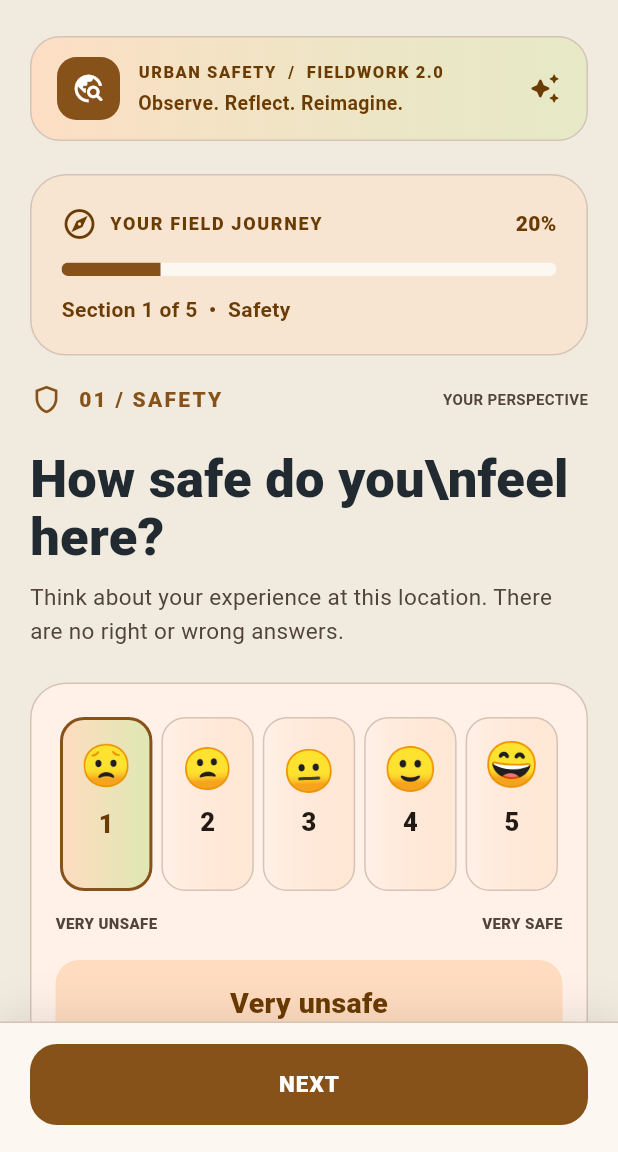
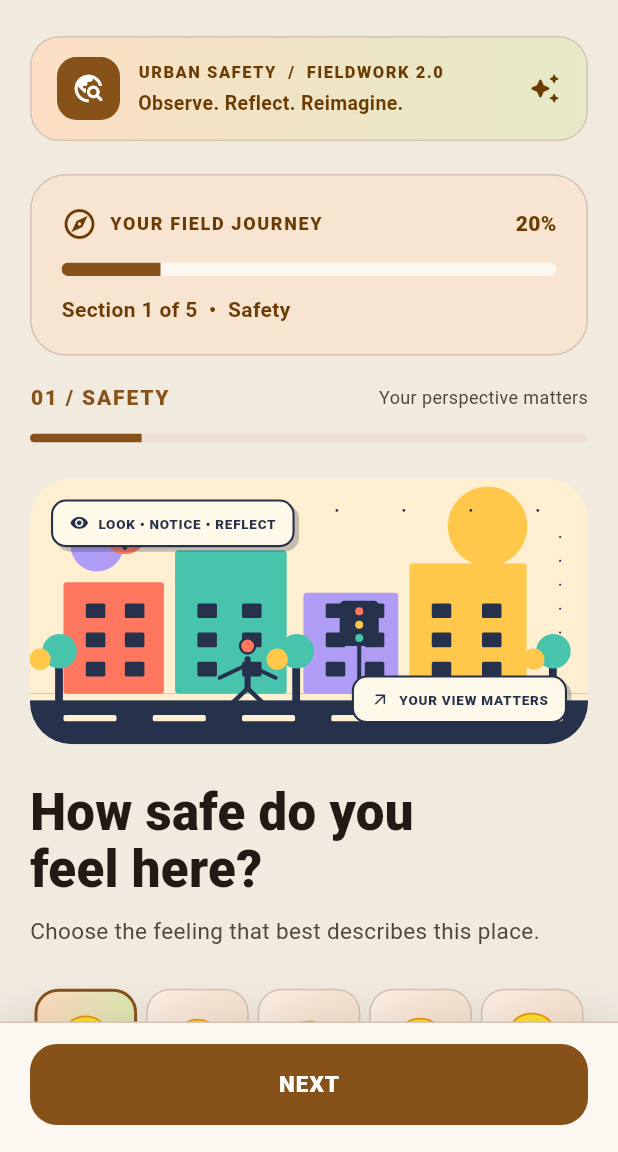
Before and after one commit to literallyshiva/coding-urban-safety, a Flutter app: the SafetyAssessmentPage screen opened directly with empty values, after a tap on an icon or button, on a phone screen of 412 x 824 dp, the part 84-1236 px from its top. Run offline on Flutter 3.47's test engine with Material 3 defaults, Android fonts, the phone set to English and light mode, and no system bars; our stand-ins replace cloud_firestore, firebase_auth, firebase_core, geolocator, google_maps_flutter, shared_preferences; missing offline and left inert: dart:html, dart:js_util; accounts and stored records are empty.

Commit message:
Add files via upload

```diff
--- a/lib/pages/home_page.dart
+++ b/lib/pages/home_page.dart
@@ -4,6 +4,7 @@ import '../state/assessment_state.dart';
 import '../services/app_preferences.dart';
 import '../widgets/research_scaffold.dart';
 import '../widgets/animated_research_emoji.dart';
+import '../widgets/editorial_city_artwork.dart';
 import 'study_area_page.dart';
 import 'safety_assessment_page.dart';
 import 'research_dashboard_page.dart';
@@ -63,12 +64,12 @@ class HomePage extends StatelessWidget {
               ],
             ),
             const SizedBox(height: 25),
-            Text('01  /  INTRODUCTION',
+            Text('WELCOME  /  YOUR CITY, YOUR STORY',
               style: TextStyle(fontSize: 11, letterSpacing: 2,
                 fontWeight: FontWeight.w700, color: colors.primary)),
             const SizedBox(height: 13),
             Text(AppPreferences.instance.tr('How do we\nexperience\nour cities?', 'നമ്മുടെ നഗരങ്ങളെ\nനാം എങ്ങനെ\nഅനുഭവിക്കുന്നു?'),
-              style: TextStyle(fontSize: 43, height: 1.16,
+              style: TextStyle(fontSize: 46, height: 1.08,
                 fontWeight: FontWeight.w600, letterSpacing: -0.7, color: textColor)),
             const SizedBox(height: 20),
             Container(height: 2, width: 65, color: Theme.of(context).colorScheme.primary),
@@ -76,7 +77,9 @@ class HomePage extends StatelessWidget {
             Text(AppPreferences.instance.tr('A study of safety, movement and playful exploration in public spaces.', 'പൊതു ഇടങ്ങളിലെ സുരക്ഷ, സഞ്ചാരം, വിനോദാനുഭവങ്ങൾ എന്നിവയെക്കുറിച്ചുള്ള പഠനം.'),
               style: TextStyle(fontSize: 17, height: 1.55, color: textColor)),
             const SizedBox(height: 27),
-            const _AnimatedCityHero(),
+            const EditorialCityArtwork(),
+            const SizedBox(height: 14),
+            const _EditorialNote(),
             const SizedBox(height: 22),
             const _ExploreResearchCard(),
             const SizedBox(height: 22),
@@ -459,3 +462,24 @@ class _ExploreResearchCardState extends State<_ExploreResearchCard> {
     );
   }
 }
+
+class _EditorialNote extends StatelessWidget {
+  const _EditorialNote();
+  @override
+  Widget build(BuildContext context) {
+    return Container(
+      padding: const EdgeInsets.symmetric(horizontal: 17, vertical: 16),
+      decoration: BoxDecoration(
+        color: const Color(0xFF26314B),
+        borderRadius: BorderRadius.circular(20)),
+      child: Row(children: [
+        const Icon(Icons.auto_awesome_rounded, color: Color(0xFFFFC84B), size: 28),
+        const SizedBox(width: 13),
+        Expanded(child: Text('A field guide to the spaces we share.',
+          style: const TextStyle(color: Colors.white, fontSize: 16,
+            height: 1.25, fontWeight: FontWeight.w800))),
+        const Icon(Icons.north_east_rounded, color: Color(0xFFFFC84B)),
+      ]),
+    );
+  }
+}
--- a/lib/pages/safety_assessment_page.dart
+++ b/lib/pages/safety_assessment_page.dart
@@ -1,4 +1,5 @@
 import '../widgets/research_progress.dart';
+import '../widgets/editorial_city_artwork.dart';
 
 import 'package:flutter/material.dart';
 
@@ -101,110 +102,200 @@ class _SafetyAssessmentPageState extends State<SafetyAssessmentPage> {
             children: [
               const ResearchProgress(stage: 0),
               const SizedBox(height: 18),
-              Row(children: [
-                Icon(Icons.shield_outlined,
-                  color: Theme.of(context).colorScheme.primary, size: 22),
-                const SizedBox(width: 10),
-                Text('01 / SAFETY',
-                  style: TextStyle(color: Theme.of(context).colorScheme.primary,
-                    fontWeight: FontWeight.w900, letterSpacing: 1.5)),
-                const Spacer(),
-                Text('YOUR PERSPECTIVE',
-                  style: TextStyle(color: Theme.of(context).colorScheme.onSurfaceVariant,
-                    fontSize: 10, fontWeight: FontWeight.w700)),
-              ]),
-              const SizedBox(height: 22),
-              Text('How safe do you\\nfeel here?',
-                style: Theme.of(context).textTheme.headlineMedium?.copyWith(
-                  fontSize: 35, height: 1.12, fontWeight: FontWeight.w900)),
-              const SizedBox(height: 10),
-              Text('Think about your experience at this location. There are no right or wrong answers.',
-                style: TextStyle(fontSize: 15, height: 1.5,
-                  color: Theme.of(context).colorScheme.onSurfaceVariant)),
+              Row(
+                mainAxisAlignment:
+                    MainAxisAlignment.spaceBetween,
+                children: [
+                  Text(
+                    '01 / SAFETY',
+                    style: TextStyle(
+                      color: Theme.of(context).colorScheme.primary,
+                      fontWeight: FontWeight.w900,
+                      letterSpacing: 1.2,
+                    ),
+                  ),
+                  Text(
+                    'Your perspective matters',
+                    style: TextStyle(
+                      color: Theme.of(context).colorScheme.onSurfaceVariant,
+                      fontSize: 12,
+                    ),
+                  ),
+                ],
+              ),
+
+              const SizedBox(height: 14),
+
+              ClipRRect(
+                borderRadius: BorderRadius.circular(10),
+                child: LinearProgressIndicator(
+                  value: 0.2,
+                  minHeight: 6,
+                  backgroundColor: Theme.of(context).colorScheme.surfaceContainerHighest,
+                  valueColor:
+                      AlwaysStoppedAnimation<Color>(Theme.of(context).colorScheme.primary),
+                ),
+              ),
+
+              const SizedBox(height: 24),
+              const EditorialCityArtwork(safety: true),
+              const SizedBox(height: 26),
+
+              Text(
+                'How safe do you\nfeel here?',
+                style: Theme.of(context)
+                    .textTheme
+                    .headlineMedium
+                    ?.copyWith(
+                      color: Theme.of(context).colorScheme.onSurface,
+                      fontWeight: FontWeight.w900,
+                      fontSize: 34,
+                      height: 1.12,
+                    ),
+              ),
+
+              const SizedBox(height: 12),
+
+              Text(
+                'Choose the feeling that best describes '
+                'this place.',
+                style: TextStyle(
+                  color: Theme.of(context).colorScheme.onSurfaceVariant,
+                  fontSize: 15,
+                  height: 1.5,
+                ),
+              ),
+
+              const SizedBox(height: 26),
+
+              Row(
+                children: [
+                  for (int i = 1; i <= 5; i++)
+                    _ratingOption(state, i),
+                ],
+              ),
+
+              const SizedBox(height: 12),
+
+              Row(
+                mainAxisAlignment:
+                    MainAxisAlignment.spaceBetween,
+                children: [
+                  Text(
+                    'Very Unsafe',
+                    style: TextStyle(
+                      color: Theme.of(context).colorScheme.onSurfaceVariant,
+                      fontSize: 12,
+                    ),
+                  ),
+                  Text(
+                    'Very Safe',
+                    style: TextStyle(
+                      color: Theme.of(context).colorScheme.onSurfaceVariant,
+                      fontSize: 12,
+                    ),
+                  ),
+                ],
+              ),
+
+              if (rating != null) ...[
                 const SizedBox(height: 22),
                 Container(
-                padding: const EdgeInsets.fromLTRB(16, 22, 16, 18),
-                decoration: BoxDecoration(
-                  color: Theme.of(context).colorScheme.surfaceContainerLow,
-                  borderRadius: BorderRadius.circular(24),
-                  border: Border.all(color: Theme.of(context).colorScheme.outlineVariant),
-                ),
-                child: Column(children: [
-                  Row(children: [
-                    for (int i = 1; i <= 5; i++) _ratingOption(state, i),
-                  ]),
-                  const SizedBox(height: 14),
-                  Row(mainAxisAlignment: MainAxisAlignment.spaceBetween, children: [
-                    Text('VERY UNSAFE', style: TextStyle(fontSize: 10, fontWeight: FontWeight.w800,
-                      color: Theme.of(context).colorScheme.onSurfaceVariant)),
-                    Text('VERY SAFE', style: TextStyle(fontSize: 10, fontWeight: FontWeight.w800,
-                      color: Theme.of(context).colorScheme.onSurfaceVariant)),
-                  ]),
-                  if (rating != null) ...[
-                    const SizedBox(height: 18),
-                    AnimatedContainer(
-                      duration: const Duration(milliseconds: 250),
                   width: double.infinity,
-                      padding: const EdgeInsets.symmetric(vertical: 15, horizontal: 12),
+                  padding: const EdgeInsets.all(16),
                   decoration: BoxDecoration(
                     color: Theme.of(context).colorScheme.primaryContainer,
-                        borderRadius: BorderRadius.circular(16)),
-                      child: Column(children: [
-                        Text(ratingLabels[rating - 1],
-                          style: TextStyle(fontWeight: FontWeight.w900, fontSize: 19,
-                            color: Theme.of(context).colorScheme.onPrimaryContainer)),
-                        const SizedBox(height: 3),
-                        Text('Your safety perception',
-                          style: TextStyle(fontSize: 12,
-                            color: Theme.of(context).colorScheme.onPrimaryContainer)),
-                      ]),
+                    borderRadius:
+                        BorderRadius.circular(16),
+                  ),
+                  child: Column(
+                    children: [
+                      Text(
+                        ratingLabels[rating - 1],
+                        style: TextStyle(
+                          color: Theme.of(context).colorScheme.onPrimaryContainer,
+                          fontSize: 18,
+                          fontWeight: FontWeight.w800,
+                        ),
+                      ),
+                      const SizedBox(height: 4),
+                      Text(
+                        'Your selected safety rating',
+                        style: TextStyle(
+                          color: Theme.of(context).colorScheme.onSurfaceVariant,
+                          fontSize: 12,
+                        ),
                       ),
                     ],
-                ]),
                   ),
-              const SizedBox(height: 28),
-              Container(
-                padding: const EdgeInsets.all(20),
-                decoration: BoxDecoration(
-                  color: Theme.of(context).colorScheme.surfaceContainerLow,
-                  borderRadius: BorderRadius.circular(24),
-                  border: Border.all(color: Theme.of(context).colorScheme.outlineVariant),
                 ),
-                child: Column(crossAxisAlignment: CrossAxisAlignment.start, children: [
-                  Row(children: [
-                    Icon(Icons.visibility_outlined, color: Theme.of(context).colorScheme.primary),
-                    const SizedBox(width: 10),
-                    Expanded(child: Text('What conditions affect safety here?',
-                      style: TextStyle(fontSize: 19, height: 1.25,
+              ],
+
+              const SizedBox(height: 34),
+              Container(height: 5, width: 62,
+                decoration: BoxDecoration(color: const Color(0xFFFF775F),
+                  borderRadius: BorderRadius.circular(8))),
+              const SizedBox(height: 26),
+
+              Row(
+                children: [
+                  Icon(
+                    Icons.visibility_outlined,
+                    color: Theme.of(context).colorScheme.primary,
+                    size: 26,
+                  ),
+                  SizedBox(width: 10),
+                  Expanded(
+                    child: Text(
+                      'WHAT MAKES THIS PLACE FEEL UNSAFE?',
+                      style: TextStyle(
+                        color: Theme.of(context).colorScheme.onSurface,
+                        fontSize: 18,
                         fontWeight: FontWeight.w900,
-                        color: Theme.of(context).colorScheme.onSurface))),
-                  ]),
-                  const SizedBox(height: 8),
-                  Text('Select any that you noticed. This question is optional.',
-                    style: TextStyle(fontSize: 13,
-                      color: Theme.of(context).colorScheme.onSurfaceVariant)),
-                  const SizedBox(height: 16),
-                  Text('${state.unsafeConditions.length} SELECTED',
-                    style: TextStyle(fontSize: 11, fontWeight: FontWeight.w800,
-                      color: Theme.of(context).colorScheme.primary)),
-                  const SizedBox(height: 12),
+                        height: 1.3,
+                      ),
+                    ),
+                  ),
+                ],
+              ),
+
+              const SizedBox(height: 10),
+
+              Text(
+                'Select all that apply, or leave blank.',
+                style: TextStyle(
+                  color: Theme.of(context).colorScheme.onSurfaceVariant,
+                  fontSize: 14,
+                ),
+              ),
+
+              const SizedBox(height: 20),
+
+              Text('\u2713 ${state.unsafeConditions.length} of ${unsafeOptions.length} selected', style: TextStyle(color: Theme.of(context).colorScheme.primary, fontSize: 12, fontWeight: FontWeight.w700)),
+            const SizedBox(height: 10),
             LayoutBuilder(builder: (context, constraints) {
-                    final columns = constraints.maxWidth < 390 ? 1 : 2;
+                final columns = constraints.maxWidth < 340 ? 1 : 2;
                 final width = (constraints.maxWidth - (columns - 1) * 12) / columns;
-                    return Wrap(spacing: 12, runSpacing: 12, children: [
+                return Wrap(
+                  spacing: 12,
+                  runSpacing: 12,
+                  children: [
                     for (var i = 0; i < unsafeOptions.length; i++)
-                        SizedBox(width: width, child: AnimatedResearchChoice(
+                      SizedBox(
+                        width: width,
+                        child: AnimatedResearchChoice(
                           label: unsafeOptions[i],
                           emoji: unsafeEmojis[i],
-                          delay: i * .09,
+                          delay: i * .13,
                           selected: state.unsafeConditions.contains(unsafeOptions[i]),
                           onTap: () => state.toggleUnsafeCondition(unsafeOptions[i]),
-                        )),
-                    ]);
+                        ),
+                      ),
+                  ],
+                );
               }),
-                ]),
-              ),
-              const SizedBox(height: 24),
+
+              const SizedBox(height: 30),
             ],
           );
         },
--- /dev/null
+++ b/lib/widgets/editorial_city_artwork.dart
@@ -0,0 +1,156 @@
+import 'dart:math' as math;
+import 'package:flutter/material.dart';
+
+/// Original vector artwork drawn locally by Flutter.
+/// No external assets, fonts, API calls, or new packages.
+class EditorialCityArtwork extends StatelessWidget {
+  const EditorialCityArtwork({super.key, this.safety = false});
+  final bool safety;
+
+  @override
+  Widget build(BuildContext context) {
+    return Semantics(
+      label: safety
+          ? 'Illustrated city crossing with a pedestrian, traffic light and street lamps'
+          : 'Illustrated city neighborhood with colorful buildings, trees, paths and people',
+      child: AspectRatio(
+        aspectRatio: safety ? 2.1 : 1.65,
+        child: ClipRRect(
+          borderRadius: BorderRadius.circular(28),
+          child: CustomPaint(
+            painter: _EditorialCityPainter(safety: safety),
+            child: Stack(children: [
+              Positioned(
+                top: 14, left: 14,
+                child: _Sticker(
+                  text: safety ? 'LOOK • NOTICE • REFLECT' : 'A CITY FULL OF STORIES',
+                  icon: safety ? Icons.visibility_rounded : Icons.location_city_rounded,
+                ),
+              ),
+              Positioned(
+                right: 14, bottom: 14,
+                child: _Sticker(
+                  text: safety ? 'YOUR VIEW MATTERS' : 'EXPLORE YOUR CITY',
+                  icon: Icons.arrow_outward_rounded,
+                ),
+              ),
+            ]),
+          ),
+        ),
+      ),
+    );
+  }
+}
+
+class _Sticker extends StatelessWidget {
+  const _Sticker({required this.text, required this.icon});
+  final String text;
+  final IconData icon;
+  @override
+  Widget build(BuildContext context) => Container(
+    padding: const EdgeInsets.symmetric(horizontal: 11, vertical: 8),
+    decoration: BoxDecoration(
+      color: const Color(0xFFFFF9E9),
+      border: Border.all(color: const Color(0xFF26314B), width: 1.4),
+      borderRadius: BorderRadius.circular(10),
+      boxShadow: const [BoxShadow(color: Color(0x4426314B), offset: Offset(3,3))],
+    ),
+    child: Row(mainAxisSize: MainAxisSize.min, children: [
+      Icon(icon, size: 13, color: const Color(0xFF26314B)),
+      const SizedBox(width: 6),
+      Text(text, style: const TextStyle(color: Color(0xFF26314B),
+        fontWeight: FontWeight.w900, fontSize: 9, letterSpacing: .5)),
+    ]),
+  );
+}
+
+class _EditorialCityPainter extends CustomPainter {
+  const _EditorialCityPainter({required this.safety});
+  final bool safety;
+  static const navy = Color(0xFF26314B);
+  static const cream = Color(0xFFFFEFD1);
+  static const coral = Color(0xFFFF775F);
+  static const teal = Color(0xFF48C4AD);
+  static const yellow = Color(0xFFFFC84B);
+  static const lilac = Color(0xFFAE9CF5);
+
+  @override
+  void paint(Canvas canvas, Size size) {
+    final w=size.width, h=size.height;
+    final s=math.min(w,h);
+    void rect(double x,double y,double ww,double hh,Color color,{double r=0}) {
+      canvas.drawRRect(RRect.fromRectAndRadius(Rect.fromLTWH(x*w,y*h,ww*w,hh*h),
+        Radius.circular(r*s)), Paint()..color=color);
+    }
+    void circ(double x,double y,double radius,Color color) {
+      canvas.drawCircle(Offset(x*w,y*h),radius*s,Paint()..color=color);
+    }
+    void line(double x,double y,double xx,double yy,Color color,double stroke) {
+      canvas.drawLine(Offset(x*w,y*h),Offset(xx*w,yy*h),
+        Paint()..color=color..strokeWidth=stroke*s..strokeCap=StrokeCap.round);
+    }
+    rect(0,0,1,1,cream);
+    circ(.82,.18,.15,yellow);
+    circ(.12,.25,.10,lilac);
+    // Hand-drawn street-grid motifs and dotted walking routes.
+    for (var i=0;i<8;i++) {
+      final x=.07+i*.12;
+      circ(x,.12,.005,navy);
+    }
+    for (var i=0;i<7;i++) {
+      final y=.22+i*.09;
+      circ(.95,y,.004,navy);
+    }
+    // Skyline of deliberately varied, poster-like geometric blocks.
+    rect(.06,.39,.18,.42,coral,r:.012);
+    rect(.26,.27,.20,.54,teal,r:.013);
+    rect(.49,.43,.17,.38,lilac,r:.013);
+    rect(.68,.32,.21,.49,yellow,r:.013);
+    for (final x in [.10,.17,.30,.38,.53,.60,.72,.81]) {
+      for (final y in [.47,.58,.69]) {
+        if ((x>.26 && x<.46 && y<.69) || y>=.47) {
+          rect(x,y,.035,.055,navy,r:.006);
+        }
+      }
+    }
+    // Street, crossing, and winding route.
+    rect(0,.81,1,.19,navy);
+    rect(0,.81,1,.025,cream);
+    for (var i=0;i<6;i++) {
+      rect(.06+i*.16,.89,.095,.024,cream,r:.007);
+    }
+    // Trees and shrubs.
+    for (final x in [.045,.47,.93]) {
+      rect(x,.68,.014,.17,navy,r:.004);
+      circ(x+.008,.65,.065,teal);
+      circ(x-.027,.68,.04,yellow);
+    }
+    // Crossing sign / streetlight with strong recognizable silhouette.
+    line(.59,.48,.59,.84,navy,.015);
+    rect(.555,.46,.07,.17,navy,r:.018);
+    circ(.59,.50,.015,coral);
+    circ(.59,.55,.015,yellow);
+    circ(.59,.60,.015,teal);
+    // A friendly pedestrian made from vector primitives.
+    circ(.39,.63,.033,navy);
+    circ(.39,.63,.024,coral);
+    line(.39,.68,.39,.79,navy,.023);
+    line(.39,.70,.34,.75,navy,.015);
+    line(.39,.70,.44,.75,navy,.015);
+    line(.39,.79,.35,.87,navy,.017);
+    line(.39,.79,.43,.87,navy,.017);
+    if (safety) {
+      // High-contrast editorial emphasis for safety scene.
+      circ(.17,.20,.085,coral);
+      line(.17,.15,.17,.22,navy,.014);
+      circ(.17,.26,.009,navy);
+    } else {
+      // A little exploratory compass.
+      circ(.16,.21,.055,teal);
+      line(.16,.17,.16,.25,navy,.008);
+      line(.12,.21,.20,.21,navy,.008);
+    }
+  }
+  @override
+  bool shouldRepaint(covariant _EditorialCityPainter old) => old.safety != safety;
+}
```
Also changed, not shown: 1 other file. Lines whose indentation alone changed are shown as unchanged.
